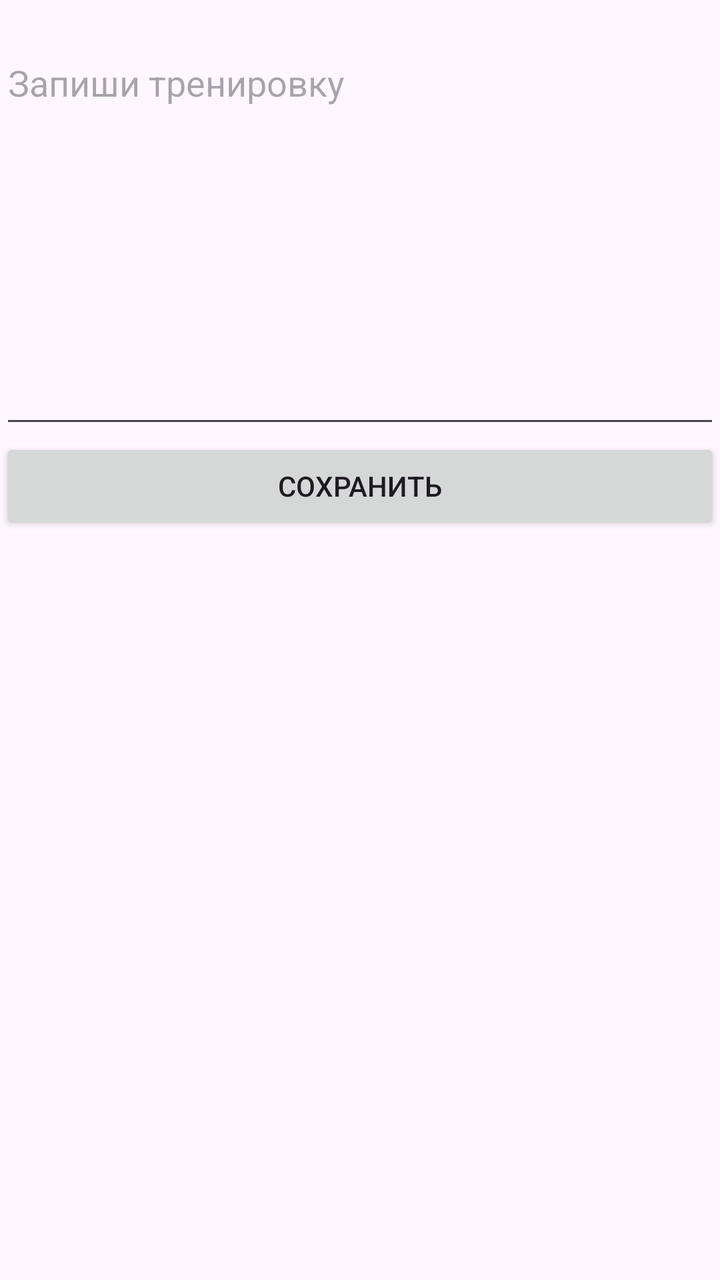
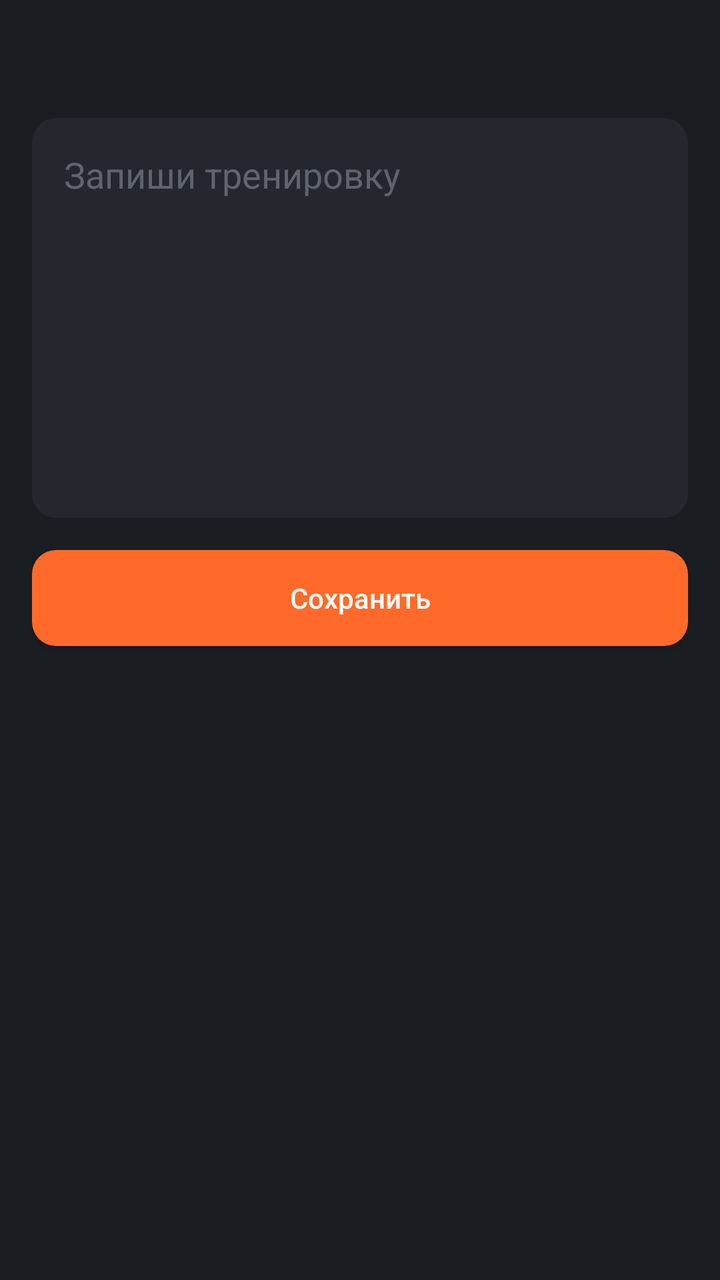

Two renders of the same Android screen: before a commit and after it. Below are the layout's source before the change and the commit's diff.
<!-- AndroidManifest.xml: application theme Theme.SimpleGym -->
<!-- res/layout/activity_training_activity.xml -->
<?xml version="1.0" encoding="utf-8"?>
<LinearLayout
    xmlns:android="http://schemas.android.com/apk/res/android"
    android:id="@+id/main"
    android:layout_width="match_parent"
    android:layout_height="match_parent"
    android:orientation="vertical">

    <TextView
        android:id="@+id/dateTitle"
        android:layout_width="wrap_content"
        android:layout_height="wrap_content" />

    <EditText
        android:id="@+id/trainingText"
        android:layout_width="match_parent"
        android:layout_height="200dp"
        android:hint="Запиши тренировку"
        android:gravity="top"
        android:inputType="textMultiLine" />

    <Button
        android:id="@+id/saveButton"
        android:layout_width="match_parent"
        android:layout_height="wrap_content"
        android:text="Сохранить" />

</LinearLayout>
<!-- resources referenced by this layout -->
<resources>
  <style name="Theme.SimpleGym" parent="Base.Theme.SimpleGym" />
  <style name="Base.Theme.SimpleGym" parent="Theme.Material3.DayNight.NoActionBar">
          
          
      </style>
</resources>

<!-- the commit's change to res/layout/activity_training_activity.xml (unified diff, before → after) -->
@@ -4,12 +4,19 @@
     android:id="@+id/main"
     android:layout_width="match_parent"
     android:layout_height="match_parent"
-    android:orientation="vertical">
+    android:orientation="vertical"
+    android:background="@color/bg_dark"
+    android:padding="16dp">
+
 
     <TextView
         android:id="@+id/dateTitle"
         android:layout_width="wrap_content"
-        android:layout_height="wrap_content" />
+        android:layout_height="wrap_content"
+        android:textColor="@color/white"
+        android:textSize="20sp"
+        android:textStyle="bold"
+        android:paddingBottom="16dp" />
 
     <EditText
         android:id="@+id/trainingText"
@@ -17,12 +24,20 @@
         android:layout_height="200dp"
         android:hint="Запиши тренировку"
         android:gravity="top"
-        android:inputType="textMultiLine" />
+        android:inputType="textMultiLine"
+        android:background="@drawable/note_field"
+        android:textColor="@color/white"
+        android:textColorHint="@color/text_muted"
+        android:padding="16dp" />
 
-    <Button
+    <androidx.appcompat.widget.AppCompatButton
         android:id="@+id/saveButton"
         android:layout_width="match_parent"
         android:layout_height="wrap_content"
-        android:text="Сохранить" />
+        android:background="@drawable/save_button"
+        android:textAllCaps="false"
+        android:text="Сохранить"
+        android:textColor="@color/white"
+        android:layout_marginTop="16dp" />
 
 </LinearLayout>
<!-- resource entries referenced after the edit -->
@@ -1,6 +1,25 @@
 <!-- resources referenced by this layout -->
 <resources>
+  <color name="bg_dark">#1A1D21</color>
+  <color name="text_muted">#5F646D</color>
+  <color name="white">#FFFFFF</color>
+  <!-- drawable note_field (drawable) -->
+  <?xml version="1.0" encoding="utf-8"?>
+  <shape xmlns:android="http://schemas.android.com/apk/res/android"
+      android:shape="rectangle">
+      <solid android:color="@color/cell_dark" />
+      <corners android:radius="12dp" />
+  </shape>
+  <!-- drawable save_button (drawable) -->
+  <?xml version="1.0" encoding="utf-8"?>
+  <shape xmlns:android="http://schemas.android.com/apk/res/android"
+      android:shape="rectangle">
+      <solid android:color="@color/accent_orange" />
+      <corners android:radius="12dp" />
+  </shape>
   <style name="Theme.SimpleGym" parent="Base.Theme.SimpleGym" />
+  <color name="cell_dark">#24282E</color>
+  <color name="accent_orange">#FF6A2B</color>
   <style name="Base.Theme.SimpleGym" parent="Theme.Material3.DayNight.NoActionBar">
           
           
